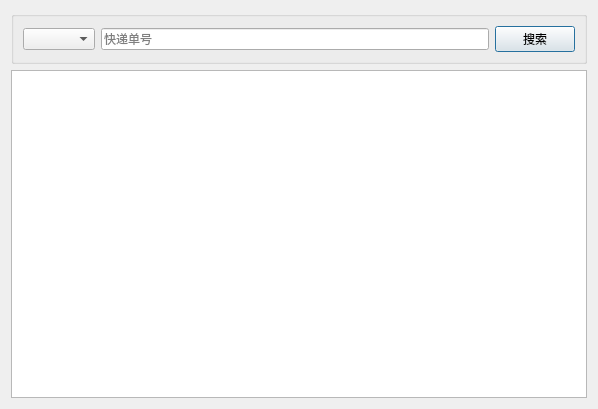
Before: the Qt Designer form VisualWindows/mainWindows/CustomerExtraWindows/MyExpresses.ui in actredphos2017/ExpressManagementSystem, drawn with Qt 5.
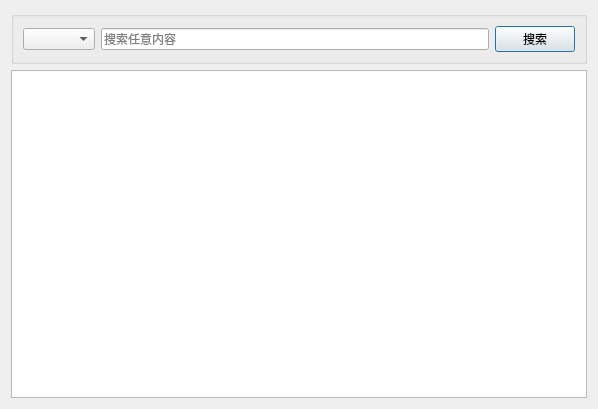
After: the same form once the commit is applied.

Commit message: 实现搜索功能

The edit to the form file:
```diff
--- a/VisualWindows/mainWindows/CustomerExtraWindows/MyExpresses.ui
+++ b/VisualWindows/mainWindows/CustomerExtraWindows/MyExpresses.ui
@@ -26,7 +26,7 @@
       <item>
        <widget class="QLineEdit" name="searchLine">
         <property name="placeholderText">
-         <string>快递单号</string>
+         <string>搜索任意内容</string>
         </property>
        </widget>
       </item>
```
The commit also changes 7 other files.
